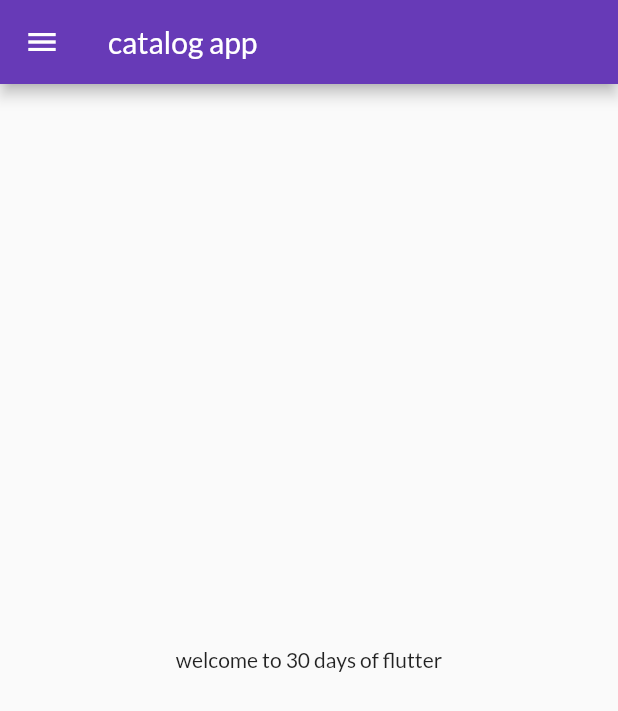
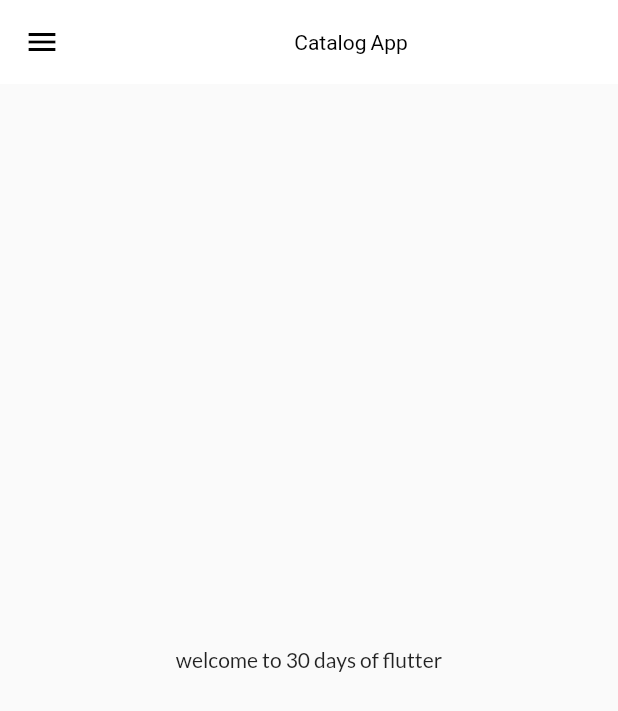
Before and after one commit to morearchish/30days_off_lutter, a Flutter app: the screen it shows after launch, on a phone screen of 412 x 824 dp. Shown: the top 711 px of the screen. Run offline on Flutter 3.47's test engine with Material 2 defaults, Android fonts, the phone set to English and light mode, and no system bars; our stand-ins replace google_fonts.

Commit message:
day6(theme extracted)

```diff
--- a/lib/main.dart
+++ b/lib/main.dart
@@ -1,6 +1,7 @@
 import 'package:flutter/material.dart';
 import 'package:google_fonts/google_fonts.dart';
 import 'package:try1/pages/home_app.dart';
+import 'package:try1/theme/theme.dart';
 import 'package:try1/utilites/routes.dart';
 
 import 'loginpage.dart';
@@ -14,15 +15,8 @@
   Widget build(BuildContext context) {
     return MaterialApp(
       themeMode: ThemeMode.light,
-      theme: ThemeData(
-          primarySwatch: Colors.deepPurple,
-        textTheme: GoogleFonts.latoTextTheme(
-          Theme.of(context).textTheme, // If this is not set, then ThemeData.light().textTheme is used.
-        ),
-      ),
-      darkTheme: ThemeData(
-        brightness: Brightness.dark
-      ),
+      theme: MyTheme.lightTheme(context),
+      darkTheme: MyTheme.darkTheme(context),
 
       initialRoute:MyRoutes.homeRoute,
       routes: {
--- a/lib/pages/home_app.dart
+++ b/lib/pages/home_app.dart
@@ -9,7 +9,10 @@
   Widget build(BuildContext context) {
     return Scaffold(
         appBar: AppBar(
-          title: Text("catalog app"),
+
+          title: Center(
+            child: Text("Catalog App"),
+          ),
         ),
         body: Center(
           child: Container(
--- /dev/null
+++ b/lib/theme/theme.dart
@@ -0,0 +1,25 @@
+
+import 'package:flutter/material.dart';
+import 'package:google_fonts/google_fonts.dart';
+
+
+class MyTheme{
+  static ThemeData lightTheme(BuildContext) =>ThemeData(
+    primarySwatch: Colors.deepPurple,
+    fontFamily: GoogleFonts.lato().fontFamily,
+    appBarTheme: AppBarTheme(
+      color: Colors.white,
+      elevation: 0.0,
+      iconTheme: IconThemeData(
+        color: Colors.black,
+      ),
+      titleTextStyle: TextStyle(
+        color: Colors.black,
+      ),
+    ),
+
+  );
+  static ThemeData darkTheme(BuildContext context)=>ThemeData(
+    brightness: Brightness.dark,
+  );
+}
```
